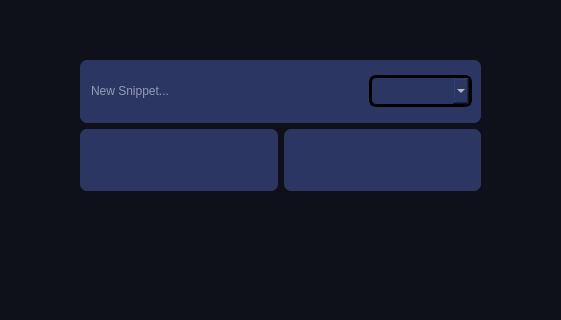
Deatrax/codenheimer, file mainwindow.ui: the form before one commit; both pictures show x 327 to 888 and y 254 to 574 of the 1041 by 683 pixel window.
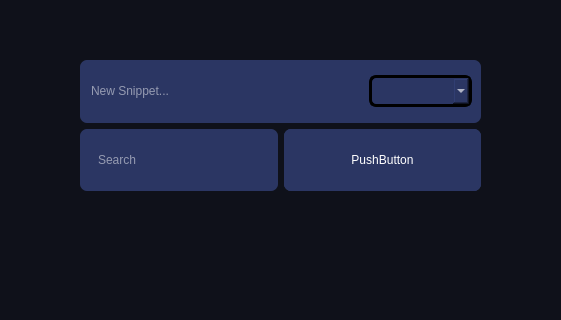
The form after the commit.

Commit message: central search box ready but the icon is a little blurry

Diff of the .ui file:
```diff
--- a/mainwindow.ui
+++ b/mainwindow.ui
@@ -559,7 +559,7 @@
                 <property name="title">
                  <string/>
                 </property>
-                <layout class="QHBoxLayout" name="horizontalLayout_5">
+                <layout class="QHBoxLayout" name="horizontalLayout_5" stretch="1,1">
                  <property name="spacing">
                   <number>6</number>
                  </property>
@@ -584,6 +584,61 @@
                    <property name="title">
                     <string/>
                    </property>
+                   <layout class="QHBoxLayout" name="horizontalLayout_9">
+                    <property name="spacing">
+                     <number>0</number>
+                    </property>
+                    <property name="leftMargin">
+                     <number>12</number>
+                    </property>
+                    <property name="topMargin">
+                     <number>0</number>
+                    </property>
+                    <property name="rightMargin">
+                     <number>12</number>
+                    </property>
+                    <property name="bottomMargin">
+                     <number>0</number>
+                    </property>
+                    <item>
+                     <widget class="QLineEdit" name="centralSearchBoxLE">
+                      <property name="sizePolicy">
+                       <sizepolicy hsizetype="Fixed" vsizetype="Fixed">
+                        <horstretch>0</horstretch>
+                        <verstretch>0</verstretch>
+                       </sizepolicy>
+                      </property>
+                      <property name="minimumSize">
+                       <size>
+                        <width>130</width>
+                        <height>0</height>
+                       </size>
+                      </property>
+                      <property name="placeholderText">
+                       <string>Search</string>
+                      </property>
+                     </widget>
+                    </item>
+                    <item>
+                     <widget class="QLabel" name="centralSearchIcon">
+                      <property name="sizePolicy">
+                       <sizepolicy hsizetype="Fixed" vsizetype="Preferred">
+                        <horstretch>0</horstretch>
+                        <verstretch>0</verstretch>
+                       </sizepolicy>
+                      </property>
+                      <property name="minimumSize">
+                       <size>
+                        <width>30</width>
+                        <height>0</height>
+                       </size>
+                      </property>
+                      <property name="text">
+                       <string/>
+                      </property>
+                     </widget>
+                    </item>
+                   </layout>
                   </widget>
                  </item>
                  <item>
@@ -595,6 +650,36 @@
                    <property name="title">
                     <string/>
                    </property>
+                   <layout class="QHBoxLayout" name="horizontalLayout_8">
+                    <property name="spacing">
+                     <number>0</number>
+                    </property>
+                    <property name="leftMargin">
+                     <number>0</number>
+                    </property>
+                    <property name="topMargin">
+                     <number>0</number>
+                    </property>
+                    <property name="rightMargin">
+                     <number>0</number>
+                    </property>
+                    <property name="bottomMargin">
+                     <number>0</number>
+                    </property>
+                    <item>
+                     <widget class="QPushButton" name="pushButton">
+                      <property name="sizePolicy">
+                       <sizepolicy hsizetype="Preferred" vsizetype="Preferred">
+                        <horstretch>0</horstretch>
+                        <verstretch>0</verstretch>
+                       </sizepolicy>
+                      </property>
+                      <property name="text">
+                       <string>PushButton</string>
+                      </property>
+                     </widget>
+                    </item>
+                   </layout>
                   </widget>
                  </item>
                 </layout>
```
The commit also changes 3 other files.
